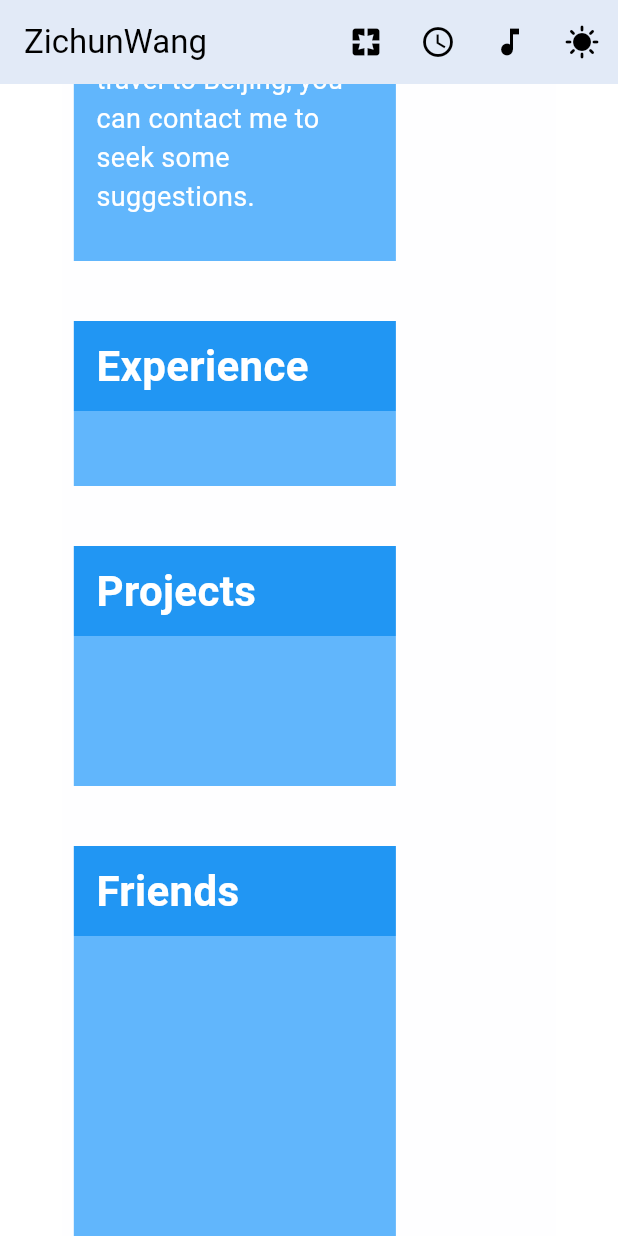
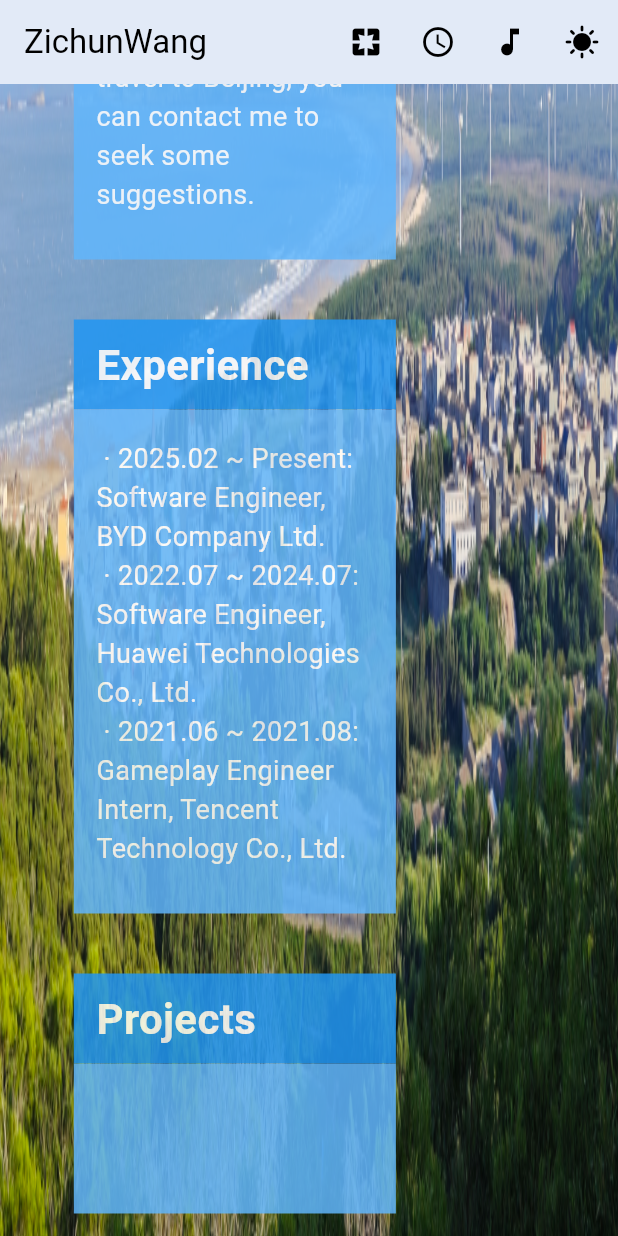
Before and after one commit to ReleaseWang/myWeb, a Flutter app: the screen it shows after launch, scrolled down 1152 dp, on a phone screen of 412 x 824 dp. Run offline on Flutter 3.47's test engine with Material 3 defaults, Android fonts, the phone set to English and light mode, and no system bars.

Commit message:
add Experince and Friends

```diff
--- a/lib/homepage.dart
+++ b/lib/homepage.dart
@@ -13,9 +13,13 @@ class HomePage extends StatefulWidget {
 
 class _HomePageState extends State<HomePage> {
   int pageIndex = 0;
-  final String aboutme = "Hello everyone, this is Zichun Wang（汪子淳）. Currently, I am working as a software engineer in the 3D engine team of BYD. I received a master's degree in software engineering at Peking University, and a Bachlor's degreen in Material Science and engineering at Shanghai Jiao Tong University. When I was an undergraduate, I also took some courses about Chinese traditional painting.\n\n"
+  final String aboutme = "Hello everyone, this is Zichun Wang (汪子淳). Currently, I am working as a software engineer in the 3D engine team of BYD. I received a master's degree in software engineering at Peking University, and a Bachlor's degreen in Material Science and engineering at Shanghai Jiao Tong University. When I was an undergraduate, I also took some courses about Chinese traditional painting.\n\n"
     "I am very interested in the direction of combining computers and arts, so my dream career is to become a technical artist. Besides, I'm also interested in games, travel and novels.\n\n"
     "I used to live in Shanghai and Beijing for a long time and currently settle in Shenzhen. Beijing is my favorite big city in China. There I met my lover. If you want to travel to Beijing, you can contact me to seek some suggestions.";
+
+  final String experience = " · 2025.02 ~ Present: Software Engineer, BYD Company Ltd. \n"
+        " · 2022.07 ~ 2024.07: Software Engineer, Huawei Technologies Co., Ltd. \n"
+        " · 2021.06 ~ 2021.08: Gameplay Engineer Intern, Tencent Technology Co., Ltd.";
 
   @override
   Widget build(BuildContext context) {
@@ -28,9 +32,12 @@ class _HomePageState extends State<HomePage> {
           return
           ListView(
             children: [Container(
-              margin: EdgeInsets.fromLTRB(margin_width, 0, margin_width, 0),
+              padding: EdgeInsets.fromLTRB(margin_width, 0, margin_width, 0),
               decoration: BoxDecoration(
-                color: const Color.fromARGB(5, 190, 222, 250)
+                image: DecorationImage(
+              image: AssetImage('assets/images/blog_background.jpg'),
+              fit: BoxFit.fill
+            )
               ),
               // width: constraints.maxWidth,
               // height: constraints.maxHeight,
@@ -49,7 +56,7 @@ class _HomePageState extends State<HomePage> {
                           AboutMeOrExperience(title: "About me", content: aboutme),
                           SizedBox(height: 40,),
                           // Experience
-                          AboutMeOrExperience(title: "Experience", content: null),
+                          AboutMeOrExperience(title: "Experience", content: experience),
                           SizedBox(height: 40,),
                           // Project
                           ProjectsBox(),
@@ -66,8 +73,10 @@ class _HomePageState extends State<HomePage> {
                     flex: 6,
                     child:
                     Padding(
-                      padding: const EdgeInsets.fromLTRB(8, 40, 8, 40),
+                      padding: const EdgeInsets.fromLTRB(80, 40, 8, 40),
                         child: Column(
+                          children: [
+                            Column(
                               crossAxisAlignment: CrossAxisAlignment.center,
                               mainAxisAlignment: MainAxisAlignment.center,
                               mainAxisSize: MainAxisSize.max,
@@ -109,14 +118,43 @@ class _HomePageState extends State<HomePage> {
 
                               ],
                             ),
+                            SizedBox(height: 100,),
+                            Opacity(
+                            opacity: 0.7,
+                              child: Column(
+                                mainAxisSize: MainAxisSize.max,
+                                children: [
+                                  Container(
+                                    width: double.infinity,
+                                    padding: EdgeInsets.fromLTRB(15, 10, 15, 10),
+                                    color: const Color.fromARGB(255, 157, 188, 205),
+                                    child: Text("网站资讯", style: TextStyle(
+                                      color: Colors.white,
+                                      fontSize: 28
+                                    ),),
                                   ),
+                                  Container(
+                                    width: double.infinity,
+                                    height: 200,
+                                    color: const Color.fromARGB(255, 202, 201, 201),
+                                    padding: EdgeInsets.fromLTRB(15, 20, 15, 30),
+                                    child: null
+                                    ),
+
+                          ]),)
+
+                                ],
+                              ),
+                            )
+
+                        ),
+            ]),
                     ),
 
 
                 ],
-              ),
-            ),
-            ]
+
+
           );
 
         })
--- a/lib/homepage/about_me_experience.dart
+++ b/lib/homepage/about_me_experience.dart
@@ -14,10 +14,14 @@ class AboutMeOrExperience extends StatelessWidget
   Widget build(BuildContext context) {
     return Stack(
       children: [
-        Column(
+        Opacity(
+          opacity: 0.85,
+          child: Column(
+
             mainAxisSize: MainAxisSize.max,
             children: [
               Container(
+                width: double.infinity,
                 padding: EdgeInsets.fromLTRB(15, 10, 15, 10),
                 decoration: BoxDecoration(
                   color: Colors.blue,
@@ -31,6 +35,7 @@ class AboutMeOrExperience extends StatelessWidget
                 ),)
               ),
               Container(
+                width: double.infinity,
                 padding: EdgeInsets.fromLTRB(15, 20, 15, 30),
                 decoration: BoxDecoration(
                   color: const Color.fromARGB(255, 97, 182, 252),
@@ -44,6 +49,7 @@ class AboutMeOrExperience extends StatelessWidget
               )
             ],
           ),
+        ),
       ]
     );
 
--- a/lib/homepage/project.dart
+++ b/lib/homepage/project.dart
@@ -11,7 +11,9 @@ class ProjectsBox extends StatelessWidget
   Widget build(BuildContext context) {
     return Stack(
       children: [
-        Column(
+        Opacity(
+          opacity: 0.85,
+          child: Column(
           children: [
             Container(
               padding: EdgeInsets.fromLTRB(15, 10, 15, 10),
@@ -40,6 +42,7 @@ class ProjectsBox extends StatelessWidget
               // ),)
             )
           ],
+                ),
         ),]
     );
 
```
Also changed, not shown: lib/homepage/friends.dart (+51 -7 lines), pubspec.yaml (+2 -49 lines), assets/images/blog_background.jpg (added), assets/images/yanxingwang.jpg (added), assets/images/yueyuhu.jpg (added), pubspec.lock. Lines whose indentation alone changed are shown as unchanged.
